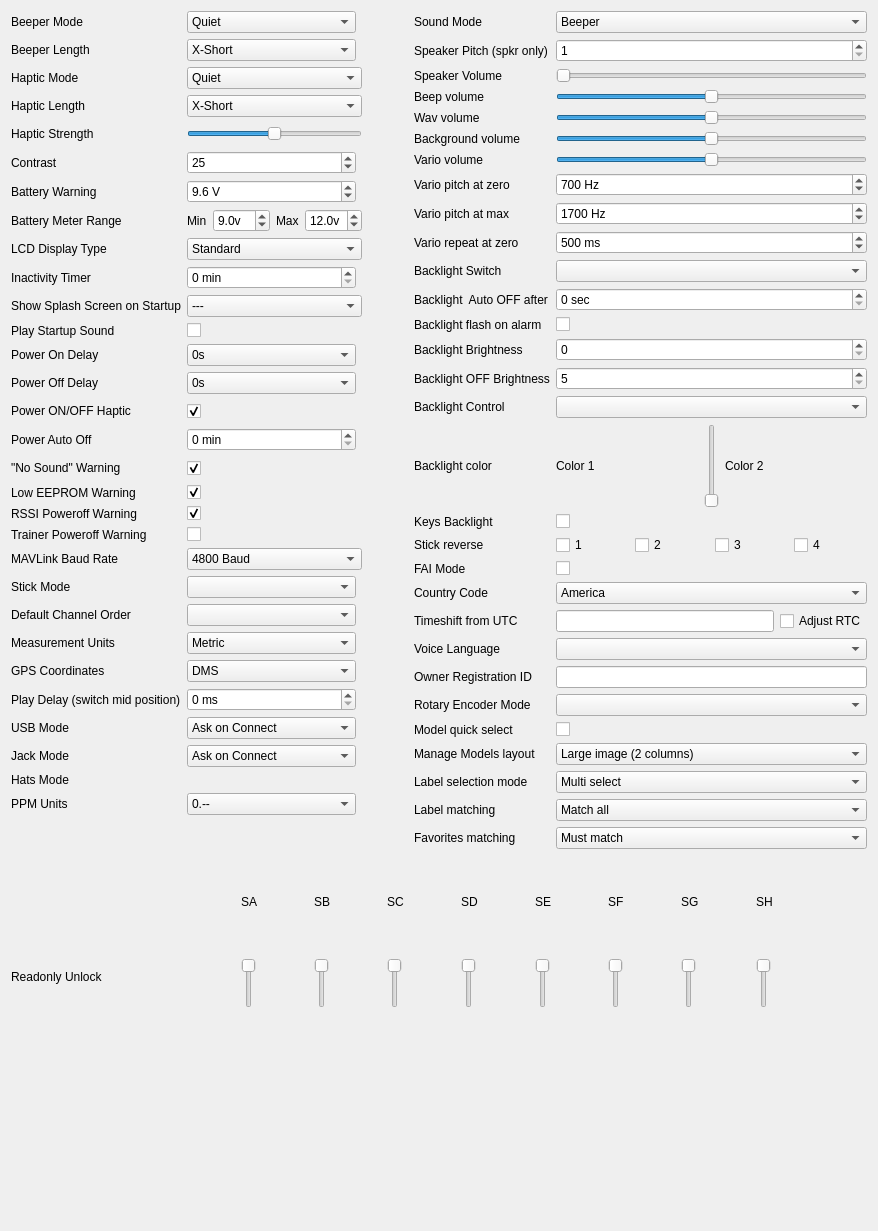
deadbytefpv/edgetx, file companion/src/generaledit/generalsetup.ui: the form before one commit.
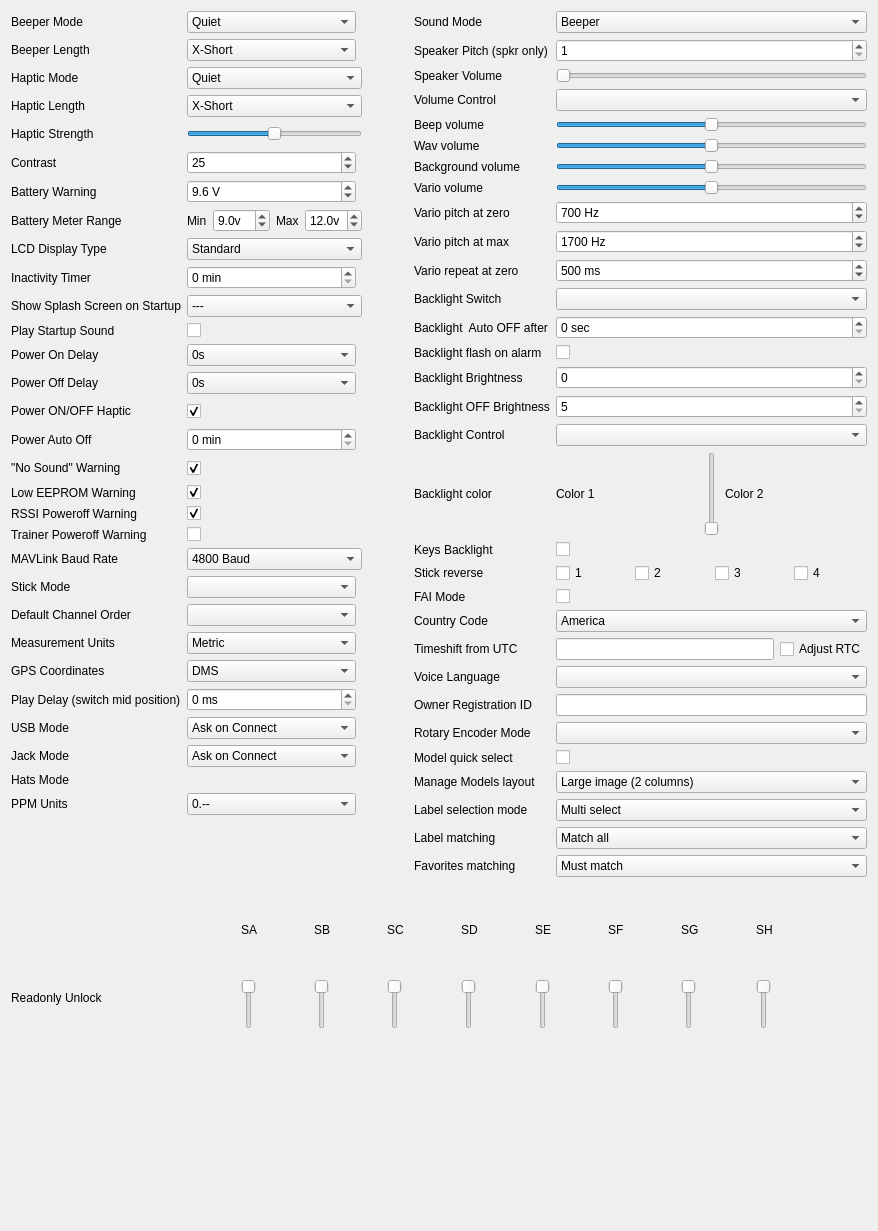
The form after the commit. Custom widgets are drawn as their Qt base class.

Commit message: Add volume control.

```diff
--- a/companion/src/generaledit/generalsetup.ui
+++ b/companion/src/generaledit/generalsetup.ui
@@ -651,6 +651,10 @@
        </property>
       </widget>
      </item>
+     <item row="3" column="1">
+      <widget class="QComboBox" name="volumeCtrl_CB">
+      </widget>
+     </item>
      <item row="14" column="1">
       <widget class="QSpinBox" name="BLBright_SB">
        <property name="maximum">
@@ -1158,6 +1162,13 @@
        </property>
       </widget>
      </item>
+     <item row="3" column="0">
+      <widget class="QLabel" name="label_volumeCtrl">
+       <property name="text">
+        <string>Volume Control</string>
+       </property>
+      </widget>
+     </item>
      <item row="1" column="1">
       <widget class="QSpinBox" name="speakerPitchSB">
        <property name="toolTip">
```
The commit also changes 33 other files.
